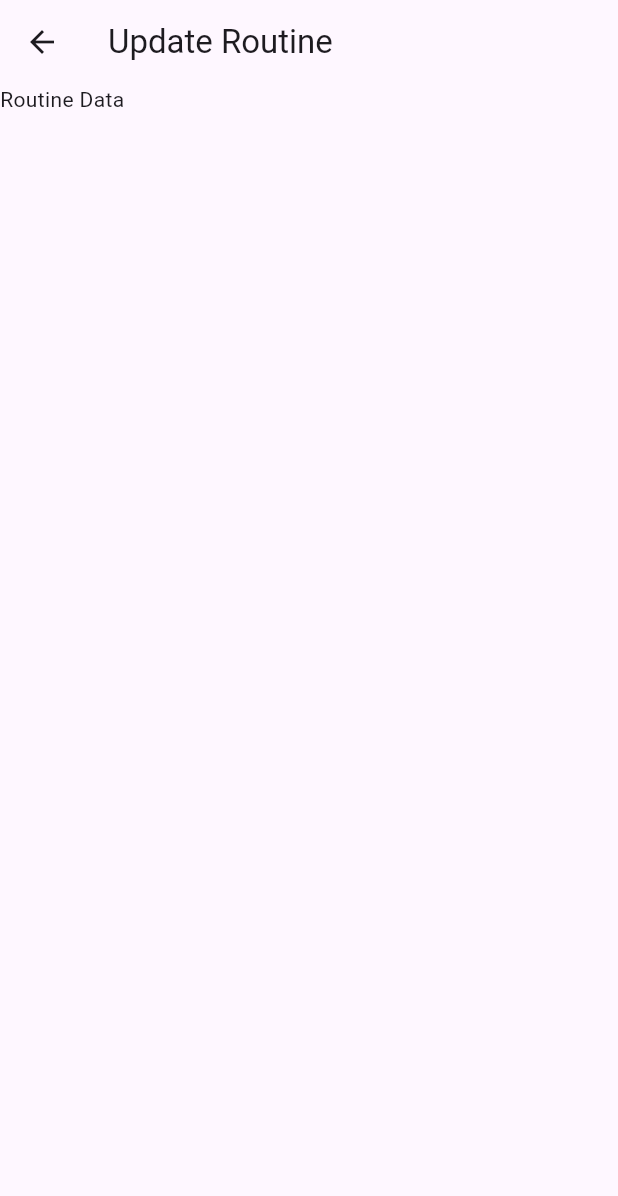
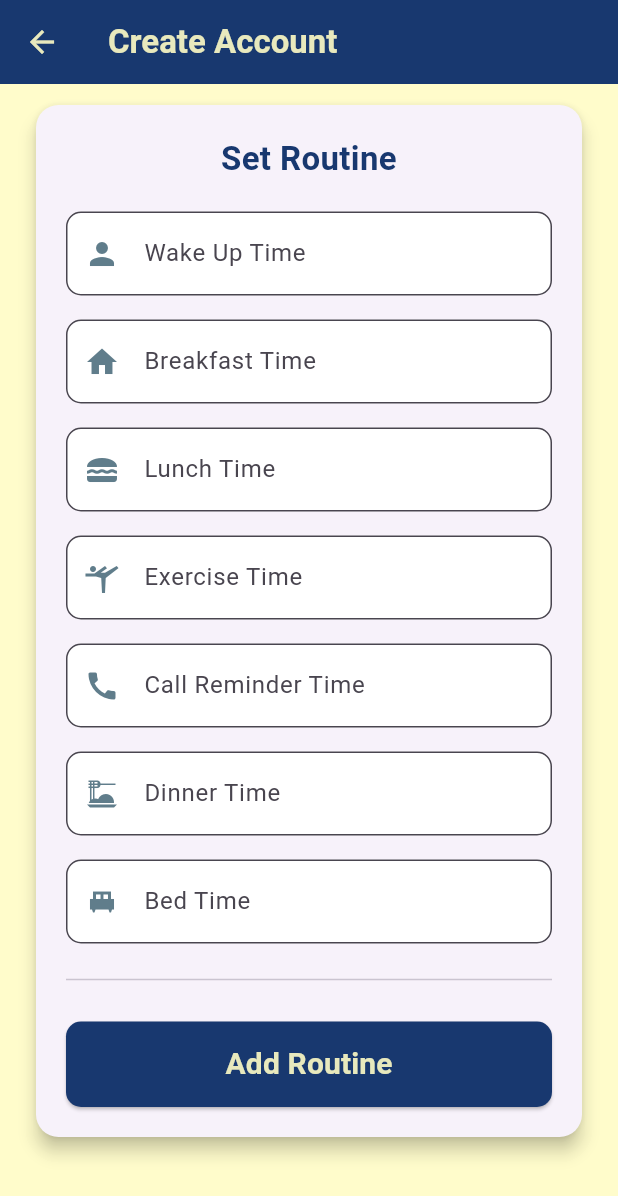
Before and after one commit to navendunandu/WellNest, a Flutter app: the UpdateRoutine screen opened directly, on a phone screen of 412 x 824 dp. Shown: the top 1196 px of the screen. Run offline on Flutter 3.47's test engine with Material 3 defaults, Android fonts, the phone set to English and light mode, and no system bars; our stand-ins replace file_picker, flutter_secure_storage, google_fonts, image_picker, lottie, supabase_flutter; accounts and stored records are empty.

Commit message:
Add form for setting and submitting routine times in UpdateRoutine screen

```diff
--- a/Project/caretaker_wellnest/lib/screens/update_routine.dart
+++ b/Project/caretaker_wellnest/lib/screens/update_routine.dart
@@ -1,3 +1,4 @@
+import 'package:caretaker_wellnest/components/form_validation.dart';
 import 'package:flutter/material.dart';
 
 class UpdateRoutine extends StatefulWidget {
@@ -8,19 +9,164 @@ class UpdateRoutine extends StatefulWidget {
 }
 
 class _UpdateRoutineState extends State<UpdateRoutine> {
+  final _formKey = GlobalKey<FormState>();
+
+  final TextEditingController _waketime = TextEditingController();
+  final TextEditingController _sleeptime = TextEditingController();
+  final TextEditingController _breakfasttime = TextEditingController();
+  final TextEditingController _lunchtime = TextEditingController();
+  final TextEditingController _exercisetime = TextEditingController();
+  final TextEditingController _dinnertime = TextEditingController();
+  final TextEditingController _calltime = TextEditingController();
+
+  bool isLoading = true;
+
+  Future<void> submit() async {
+    setState(() {
+      isLoading = true;
+    });
+    try {
+      await supabase.from('tbl_routine').insert({
+        'routine_waketime': _waketime.text,
+        'routine_sleeptime': _sleeptime.text,
+        'routine_bftime': _breakfasttime.text,
+        'routine_lunchtime': _lunchtime.text,
+        'routine_dinnertime': _dinnertime.text,
+        'routine_exercisetime': _exercisetime.text,
+        'routine_calltime': _calltime.text,
+      });
+
+      ScaffoldMessenger.of(context).showSnackBar(
+        const SnackBar(
+          content: Text("Updation Successful"),
+          backgroundColor: Color.fromARGB(255, 86, 1, 1),
+        ),
+      );
+      Navigator.pop(context);
+    } catch (e) {
+      print("Error: $e");
+    } finally {
+      setState(() {
+        isLoading = false;
+      });
+    }
+  }
   @override
   Widget build(BuildContext context) {
     return Scaffold(
+      backgroundColor: const Color.fromARGB(230, 255, 252, 197),
       appBar: AppBar(
-        title: const Text('Update Routine'),
+        title: const Text(
+          "Create Account",
+          style: TextStyle(
+              fontWeight: FontWeight.bold,
+              color: Color.fromARGB(230, 255, 252, 197)),
+        ),
+        backgroundColor: Color.fromARGB(255, 24, 56, 111),
+        leading: IconButton(
+          icon: const Icon(Icons.arrow_back,
+              color: Color.fromARGB(230, 255, 252, 197)),
+          onPressed: () {
+            Navigator.pop(context);
+          },
+        ),
       ),
-      body: Column(
-        children: [
-          Text('Routine Data'),
+      body: SingleChildScrollView(
+        child: Padding(
+          padding: const EdgeInsets.symmetric(horizontal: 20, vertical: 10),
+          child: Card(
+            shape:
+                RoundedRectangleBorder(borderRadius: BorderRadius.circular(15)),
+            elevation: 5,
+            child: Padding(
+              padding: const EdgeInsets.all(20.0),
+              child: Form(
+                key: _formKey,
+                child: Column(
+                  crossAxisAlignment: CrossAxisAlignment.stretch,
+                  children: [
+                    const Text(
+                      "Set Routine",
+                      style: TextStyle(
+                          fontSize: 22,
+                          fontWeight: FontWeight.bold,
+                          color: Color.fromARGB(255, 24, 56, 111)),
+                      textAlign: TextAlign.center,
+                    ),
+                    const SizedBox(height: 20),
+                    _buildTextField(_waketime, 'Wake Up Time', Icons.person),
+                    _buildTextField(
+                      _breakfasttime,
+                      'Breakfast Time',
+                      Icons.home,
+                    ),
+                    _buildTextField(
+                      _lunchtime,
+                      'Lunch Time',
+                      Icons.lunch_dining,
+                    ),
+                    _buildTextField(_exercisetime, 'Exercise Time',
+                        Icons.sports_gymnastics),
+                    _buildTextField(
+                      _calltime,
+                      'Call Reminder Time',
+                      Icons.call,
+                    ),
+                    _buildTextField(
+                        _dinnertime, 'Dinner Time', Icons.dinner_dining),
+                        _buildTextField(_sleeptime, 'Bed Time', Icons.single_bed_sharp),
+                        const Divider(),
+                                  const SizedBox(height: 20),
 
+                                  ElevatedButton(
+                                    style: ElevatedButton.styleFrom(
+                                      backgroundColor:
+                                          Color.fromARGB(255, 24, 56, 111),
+                                      padding: const EdgeInsets.symmetric(
+                                          vertical: 14),
+                                      shape: RoundedRectangleBorder(
+                                          borderRadius:
+                                              BorderRadius.circular(10)),
+                                    ),
+                                    onPressed: () {
+                                       {
+                                        submit();
+                                      }
+                                    },
+                                    child: const Text(
+                                      'Add Routine',
+                                      style: TextStyle(
+                                          fontSize: 20,
+                                          fontWeight: FontWeight.bold,
+                                          color: Color.fromARGB(
+                                              230, 255, 252, 197)),
+                                    ),
+                                  ),
 
-        ],
+                  ],
+                ),
+              ),
+            ),
+          ),
+        ),
       ),
     );
   }
+
+  Widget _buildTextField(
+    TextEditingController controller, String label, IconData icon) {
+  return Padding(
+    padding: const EdgeInsets.only(bottom: 16),
+    child: TextFormField(
+      controller: controller,
+      decoration: InputDecoration(
+        labelText: label,
+        prefixIcon: Icon(icon, color: Colors.blueGrey),
+        border: OutlineInputBorder(borderRadius: BorderRadius.circular(10)),
+        filled: true,
+        fillColor: Colors.white,
+      ),
+    ),
+  );
 }
+}
```
